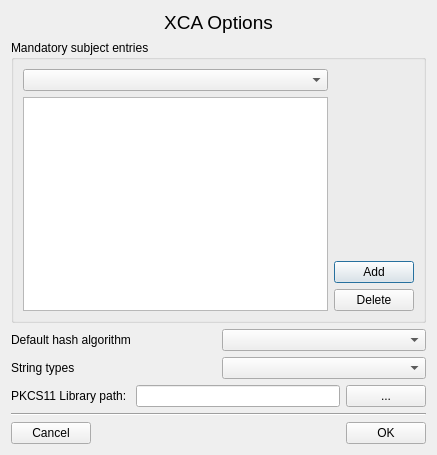
Above: ui/Options.ui from chris2511/xca before the change. Below: the same form after it.
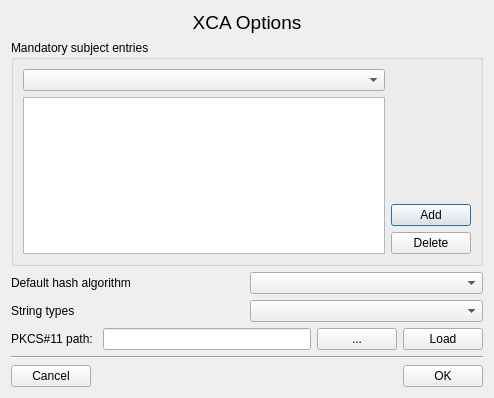
That is the form after the change. Custom widgets are drawn as their Qt base class.

Commit message:
add a load button
 - when changing the PKCS#11 library path in the options dialog
   a load button tries to load the lib and informs
   about failure or success

Patch:
```diff
--- a/ui/Options.ui
+++ b/ui/Options.ui
@@ -6,8 +6,8 @@
    <rect>
     <x>0</x>
     <y>0</y>
-    <width>437</width>
-    <height>455</height>
+    <width>494</width>
+    <height>398</height>
    </rect>
   </property>
   <property name="windowTitle">
@@ -151,7 +151,7 @@
      <item>
       <widget class="QLabel" name="label_2">
        <property name="text">
-        <string>PKCS11 Library path: </string>
+        <string>PKCS#11 path: </string>
        </property>
       </widget>
      </item>
@@ -178,6 +178,13 @@
        </property>
       </widget>
      </item>
+     <item>
+      <widget class="QPushButton" name="tryLoadButton">
+       <property name="text">
+        <string>Load</string>
+       </property>
+      </widget>
+     </item>
     </layout>
    </item>
    <item>
```
The commit also changes 5 other files.
